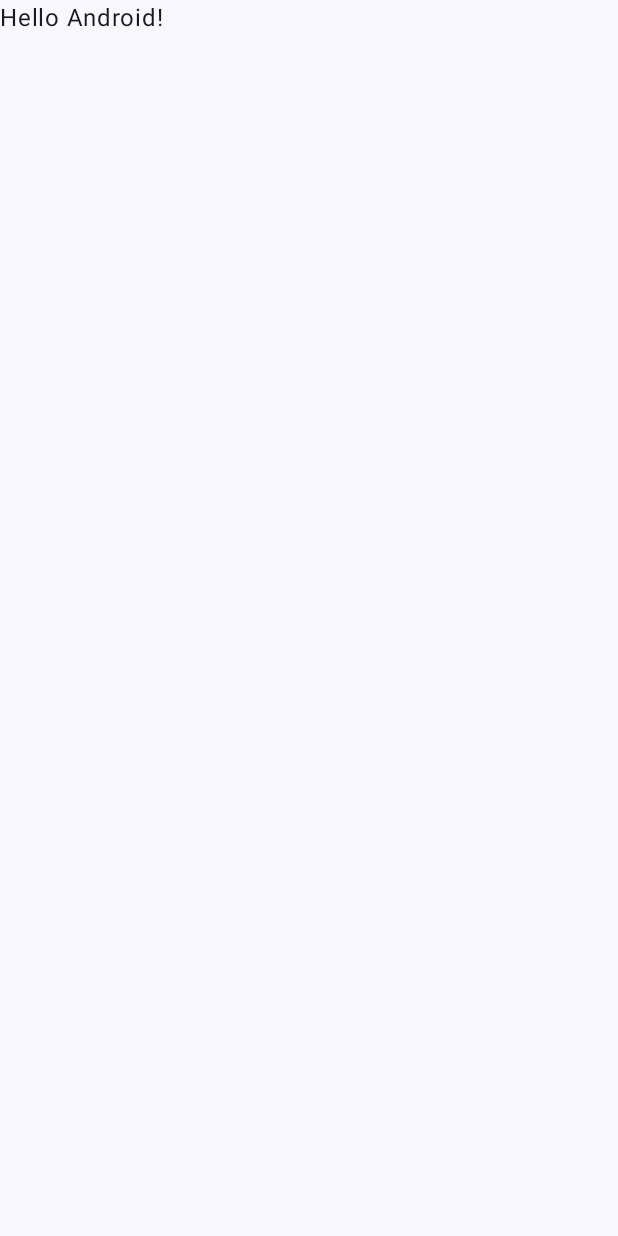
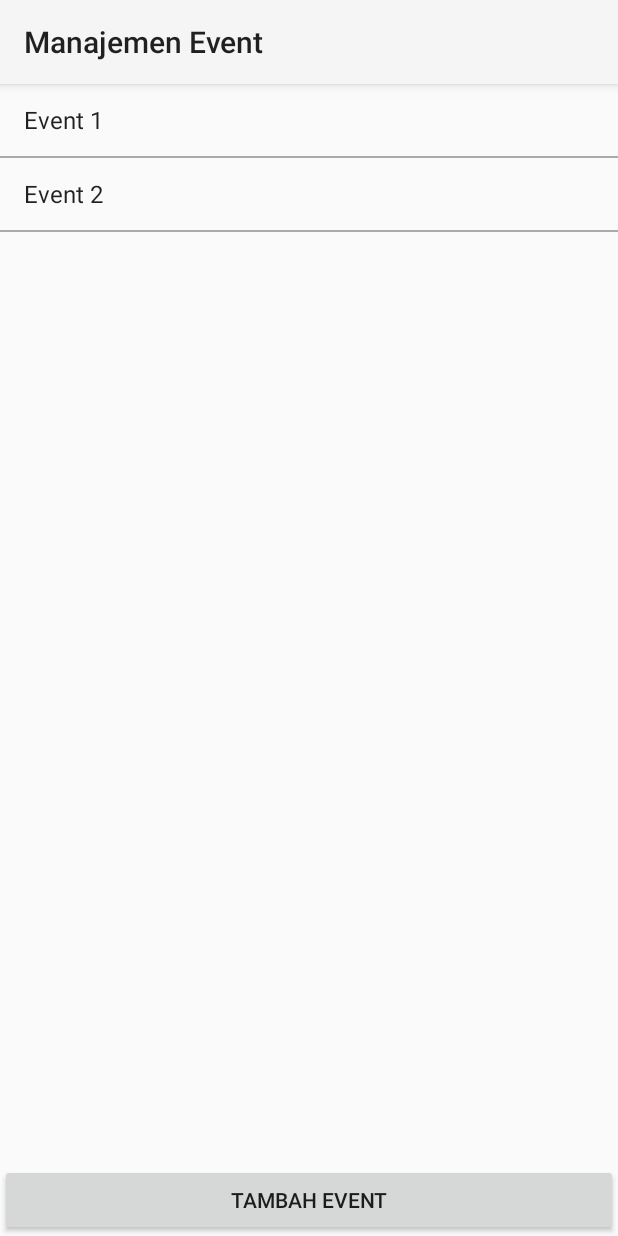
Before and after one commit to abhistbn/HuddleUp, an Android app built with Jetpack Compose: the screen it shows after launch (MainActivity), on a phone screen of 412 x 824 dp. Before the commit the screen is almost empty. Run offline under Robolectric (Android 15) with nearby library versions, the phone set to English and light mode, and no system bars.

Commit message:
Menambahkan fitur Manajemen Event

```diff
--- a/app/build.gradle.kts
+++ b/app/build.gradle.kts
@@ -40,7 +40,6 @@ android {
 }
 
 dependencies {
-
     implementation(libs.androidx.core.ktx)
     implementation(libs.androidx.lifecycle.runtime.ktx)
     implementation(libs.androidx.activity.compose)
@@ -49,6 +48,7 @@ dependencies {
     implementation(libs.androidx.ui.graphics)
     implementation(libs.androidx.ui.tooling.preview)
     implementation(libs.androidx.material3)
+    implementation(libs.androidx.appcompat)
     testImplementation(libs.junit)
     androidTestImplementation(libs.androidx.junit)
     androidTestImplementation(libs.androidx.espresso.core)
--- /dev/null
+++ b/app/src/main/java/com/example/manajemenevent/MainActivity.java
@@ -0,0 +1,107 @@
+package com.example.manajemenevent;
+
+import android.content.Intent;
+import android.os.Bundle;
+import android.view.ContextMenu;
+import android.view.MenuItem;
+import android.view.View;
+import android.widget.AdapterView;
+import android.widget.ArrayAdapter;
+import android.widget.Button;
+import android.widget.ListView;
+
+import androidx.annotation.NonNull;
+import androidx.annotation.Nullable;
+import androidx.appcompat.app.AppCompatActivity;
+
+import java.util.ArrayList;
+
+public class MainActivity extends AppCompatActivity {
+    private static final int REQUEST_CODE_ADD_EVENT = 1;
+    private static final int REQUEST_CODE_EDIT_EVENT = 2;
+    private ArrayList<String> eventList;
+    private ArrayAdapter<String> adapter;
+    private int selectedEventIndex; // Untuk menyimpan index event yang dipilih
+
+    @Override
+    protected void onCreate(Bundle savedInstanceState) {
+        super.onCreate(savedInstanceState);
+        setContentView(R.layout.activity_main);
+
+        // Inisialisasi daftar event
+        eventList = new ArrayList<>();
+        eventList.add("Event 1");
+        eventList.add("Event 2");
+
+        // Setup ListView
+        ListView eventListView = findViewById(R.id.eventListView);
+        adapter = new ArrayAdapter<>(this, android.R.layout.simple_list_item_1, eventList);
+        eventListView.setAdapter(adapter);
+
+        // Daftarkan menu kontekstual untuk ListView
+        registerForContextMenu(eventListView);
+
+        // Setup Tombol Tambah Event
+        Button btnAddEvent = findViewById(R.id.btnAddEvent);
+        btnAddEvent.setOnClickListener(new View.OnClickListener() {
+            @Override
+            public void onClick(View v) {
+                Intent intent = new Intent(MainActivity.this, EventFormActivity.class);
+                startActivityForResult(intent, REQUEST_CODE_ADD_EVENT);
+            }
+        });
+
+        // Handle klik item pada ListView
+        eventListView.setOnItemClickListener(new AdapterView.OnItemClickListener() {
+            @Override
+            public void onItemClick(AdapterView<?> parent, View view, int position, long id) {
+                selectedEventIndex = position;
+                view.showContextMenu(); // Tampilkan menu kontekstual saat item ditekan
+            }
+        });
+    }
+
+    // Buat menu kontekstual untuk ListView
+    @Override
+    public void onCreateContextMenu(ContextMenu menu, View v, ContextMenu.ContextMenuInfo menuInfo) {
+        super.onCreateContextMenu(menu, v, menuInfo);
+        menu.setHeaderTitle("Aksi Event");
+        menu.add(0, 1, 0, "Edit");
+        menu.add(0, 2, 0, "Hapus");
+    }
+
+    // Tangani aksi pada menu kontekstual
+    @Override
+    public boolean onContextItemSelected(@NonNull MenuItem item) {
+        switch (item.getItemId()) {
+            case 1: // Edit event
+                Intent intent = new Intent(MainActivity.this, EventFormActivity.class);
+                intent.putExtra("EVENT_NAME", eventList.get(selectedEventIndex));
+                startActivityForResult(intent, REQUEST_CODE_EDIT_EVENT);
+                return true;
+            case 2: // Hapus event
+                eventList.remove(selectedEventIndex);
+                adapter.notifyDataSetChanged(); // Update ListView
+                return true;
+            default:
+                return super.onContextItemSelected(item);
+        }
+    }
+
+    // Tangani hasil dari EventFormActivity
+    @Override
+    protected void onActivityResult(int requestCode, int resultCode, @Nullable Intent data) {
+        super.onActivityResult(requestCode, resultCode, data);
+        if (resultCode == RESULT_OK && data != null) {
+            String eventName = data.getStringExtra("NEW_EVENT");
+            if (requestCode == REQUEST_CODE_ADD_EVENT) {
+                // Tambah event baru
+                eventList.add(eventName);
+            } else if (requestCode == REQUEST_CODE_EDIT_EVENT) {
+                // Edit event
+                eventList.set(selectedEventIndex, eventName);
+            }
+            adapter.notifyDataSetChanged(); // Update ListView
+        }
+    }
+}
--- a/app/src/main/java/com/example/manajemenevent/MainActivity.kt
+++ /dev/null
@@ -1,47 +0,0 @@
-package com.example.manajemenevent
-
-import android.os.Bundle
-import androidx.activity.ComponentActivity
-import androidx.activity.compose.setContent
-import androidx.activity.enableEdgeToEdge
-import androidx.compose.foundation.layout.fillMaxSize
-import androidx.compose.foundation.layout.padding
-import androidx.compose.material3.Scaffold
-import androidx.compose.material3.Text
-import androidx.compose.runtime.Composable
-import androidx.compose.ui.Modifier
-import androidx.compose.ui.tooling.preview.Preview
-import com.example.manajemenevent.ui.theme.ManajemenEventTheme
-
-class MainActivity : ComponentActivity() {
-    override fun onCreate(savedInstanceState: Bundle?) {
-        super.onCreate(savedInstanceState)
-        enableEdgeToEdge()
-        setContent {
-            ManajemenEventTheme {
-                Scaffold(modifier = Modifier.fillMaxSize()) { innerPadding ->
-                    Greeting(
-                        name = "Android",
-                        modifier = Modifier.padding(innerPadding)
-                    )
-                }
-            }
-        }
-    }
-}
-
-@Composable
-fun Greeting(name: String, modifier: Modifier = Modifier) {
-    Text(
-        text = "Hello $name!",
-        modifier = modifier
-    )
-}
-
-@Preview(showBackground = true)
-@Composable
-fun GreetingPreview() {
-    ManajemenEventTheme {
-        Greeting("Android")
-    }
-}
--- /dev/null
+++ b/app/src/main/res/layout/activity_main.xml
@@ -0,0 +1,24 @@
+<?xml version="1.0" encoding="utf-8"?>
+<LinearLayout xmlns:android="http://schemas.android.com/apk/res/android"
+    xmlns:tools="http://schemas.android.com/tools"
+    android:layout_width="match_parent"
+    android:layout_height="match_parent"
+    android:orientation="vertical"
+    tools:context=".MainActivity">
+
+    <!-- Daftar Event -->
+    <ListView
+        android:id="@+id/eventListView"
+        android:layout_width="match_parent"
+        android:layout_height="0dp"
+        android:layout_weight="1"
+        android:divider="@android:color/darker_gray"
+        android:dividerHeight="1dp" />
+
+    <!-- Tombol Tambah Event -->
+    <Button
+        android:id="@+id/btnAddEvent"
+        android:layout_width="match_parent"
+        android:layout_height="wrap_content"
+        android:text="Tambah Event" />
+</LinearLayout>
--- a/app/src/main/res/values/strings.xml
+++ b/app/src/main/res/values/strings.xml
@@ -1,3 +1,3 @@
 <resources>
-    <string name="app_name">ManajemenEvent</string>
+    <string name="app_name">Manajemen Event</string>
 </resources>
--- a/gradle/libs.versions.toml
+++ b/gradle/libs.versions.toml
@@ -8,6 +8,7 @@ espressoCore = "3.6.1"
 lifecycleRuntimeKtx = "2.8.7"
 activityCompose = "1.10.1"
 composeBom = "2024.04.01"
+appcompat = "1.7.0"
 
 [libraries]
 androidx-core-ktx = { group = "androidx.core", name = "core-ktx", version.ref = "coreKtx" }
@@ -24,6 +25,7 @@ androidx-ui-tooling-preview = { group = "androidx.compose.ui", name = "ui-toolin
 androidx-ui-test-manifest = { group = "androidx.compose.ui", name = "ui-test-manifest" }
 androidx-ui-test-junit4 = { group = "androidx.compose.ui", name = "ui-test-junit4" }
 androidx-material3 = { group = "androidx.compose.material3", name = "material3" }
+androidx-appcompat = { group = "androidx.appcompat", name = "appcompat", version.ref = "appcompat" }
 
 [plugins]
 android-application = { id = "com.android.application", version.ref = "agp" }
```
Also changed, not shown: app/src/main/AndroidManifest.xml (+10 -12 lines), app/src/main/java/com/example/manajemenevent/EventDetailActivity.java (added, +14 -0 lines), app/src/main/java/com/example/manajemenevent/EventFormActivity.java (added, +42 -0 lines), app/src/main/res/layout/activity_event_detail.xml (added, +21 -0 lines), app/src/main/res/layout/activity_event_form.xml (added, +19 -0 lines), app/src/main/res/values/themes.xml (+7 -1 lines).
